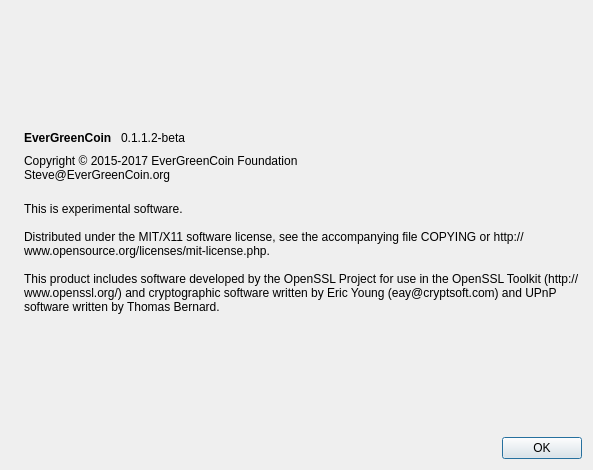
This is src/qt/forms/aboutdialog.ui in EverGreenCoinDev/EverGreenCoin as Qt 5 draws it before an edit. The edited form follows.
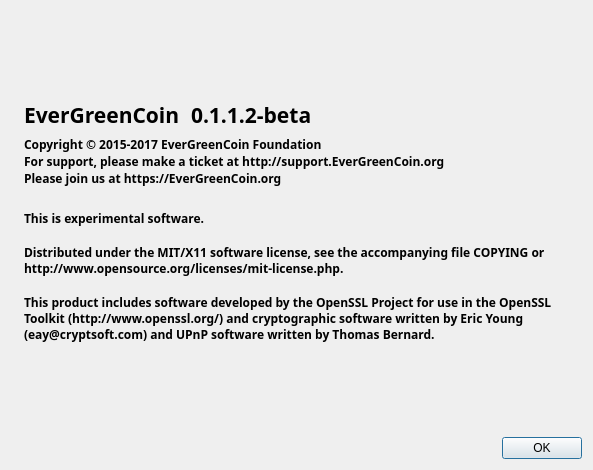
This is the edited form. Icons and pictures are not drawn.

The edit to the form file:
```diff
--- a/src/qt/forms/aboutdialog.ui
+++ b/src/qt/forms/aboutdialog.ui
@@ -46,6 +46,14 @@
       <layout class="QHBoxLayout" name="horizontalLayout">
        <item>
         <widget class="QLabel" name="label">
+         <property name="font">
+          <font>
+           <family>Typola</family>
+           <pointsize>16</pointsize>
+           <weight>75</weight>
+           <bold>true</bold>
+          </font>
+         </property>
          <property name="cursor">
           <cursorShape>IBeamCursor</cursorShape>
          </property>
@@ -59,6 +67,14 @@
        </item>
        <item>
         <widget class="QLabel" name="versionLabel">
+         <property name="font">
+          <font>
+           <family>Typola</family>
+           <pointsize>16</pointsize>
+           <weight>75</weight>
+           <bold>true</bold>
+          </font>
+         </property>
          <property name="cursor">
           <cursorShape>IBeamCursor</cursorShape>
          </property>
@@ -87,12 +103,20 @@
      </item>
      <item>
       <widget class="QLabel" name="copyrightLabel">
+       <property name="font">
+        <font>
+         <family>Typola</family>
+         <weight>75</weight>
+         <bold>true</bold>
+        </font>
+       </property>
        <property name="cursor">
         <cursorShape>IBeamCursor</cursorShape>
        </property>
        <property name="text">
         <string>Copyright © 2015-2017 EverGreenCoin Foundation
-Steve@EverGreenCoin.org</string>
+For support, please make a ticket at http://support.EverGreenCoin.org
+Please join us at https://EverGreenCoin.org</string>
        </property>
        <property name="textInteractionFlags">
         <set>Qt::LinksAccessibleByMouse|Qt::TextSelectableByKeyboard|Qt::TextSelectableByMouse</set>
@@ -101,6 +125,13 @@
      </item>
      <item>
       <widget class="QLabel" name="label_2">
+       <property name="font">
+        <font>
+         <family>Typola</family>
+         <weight>75</weight>
+         <bold>true</bold>
+        </font>
+       </property>
        <property name="cursor">
         <cursorShape>IBeamCursor</cursorShape>
        </property>
```
